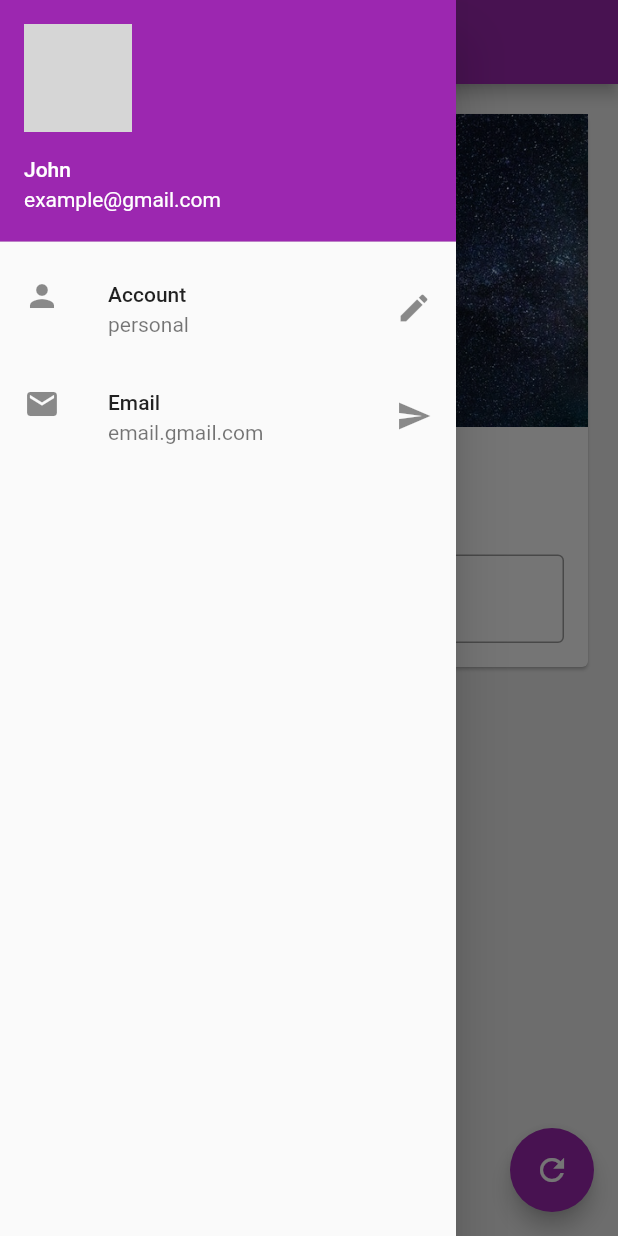
After one commit to maheshoz/learnig-flutter, a Flutter app: the screen it shows after launch, with the side drawer open, on a phone screen of 412 x 824 dp. The commit adds this screen. Run offline on Flutter 3.47's test engine with Material 2 defaults, Android fonts, the phone set to English and light mode, and no system bars; network calls fail; grey boxes are pictures that could not be loaded.

Commit message:
created dart widget files from main

```diff
--- /dev/null
+++ b/lib/Drawer.dart
@@ -0,0 +1,33 @@
+import 'package:flutter/material.dart';
+
+class MyDrawer extends StatelessWidget {
+  @override
+  Widget build(BuildContext context) {
+    return Drawer(
+        child: ListView(
+      padding: EdgeInsets.zero,
+      children: [
+        UserAccountsDrawerHeader(
+          accountName: Text("John"),
+          accountEmail: Text("example@gmail.com"),
+          currentAccountPicture: CircleAvatar(
+            backgroundImage:
+                NetworkImage("https://randomuser.me/api/portraits/men/97.jpg"),
+          ),
+        ),
+        ListTile(
+          leading: Icon(Icons.person),
+          title: Text("Account"),
+          subtitle: Text("personal"),
+          trailing: Icon(Icons.edit),
+        ),
+        ListTile(
+          leading: Icon(Icons.email),
+          title: Text("Email"),
+          subtitle: Text("email.gmail.com"),
+          trailing: Icon(Icons.send),
+        )
+      ],
+    ));
+  }
+}
--- /dev/null
+++ b/lib/bg_image.dart
@@ -0,0 +1,11 @@
+import 'package:flutter/material.dart';
+
+class BgImage extends StatelessWidget {
+  @override
+  Widget build(BuildContext context) {
+    return Image.asset(
+      "assets/bg2.jpg",
+      fit: BoxFit.cover,
+    );
+  }
+}
--- /dev/null
+++ b/lib/change_name_card.dart
@@ -0,0 +1,45 @@
+import 'package:flutter/material.dart';
+
+import 'bg_image.dart';
+
+class ChangeNameCard extends StatelessWidget {
+  const ChangeNameCard({
+    Key key,
+    @required this.myText,
+    @required TextEditingController nameController,
+  }) : _nameController = nameController, super(key: key);
+
+  final String myText;
+  final TextEditingController _nameController;
+
+  @override
+  Widget build(BuildContext context) {
+    return Column(
+      children: [
+        BgImage(),
+        SizedBox(
+          height: 20,
+        ),
+        Text(
+          myText,
+          style: TextStyle(fontSize: 25, fontWeight: FontWeight.bold),
+        ),
+        SizedBox(
+          height: 20,
+        ),
+        Padding(
+            padding: const EdgeInsets.all(16.0),
+            child: TextField(
+              controller: _nameController,
+              keyboardType: TextInputType.text,
+              // obscureText: true,
+              decoration: InputDecoration(
+                border: OutlineInputBorder(),
+                hintText: "Enter name",
+                labelText: "Name",
+              ),
+            )),
+      ],
+    );
+  }
+}
--- /dev/null
+++ b/lib/pages/home_page.dart
@@ -0,0 +1,47 @@
+import 'package:flutter/material.dart';
+
+import '../Drawer.dart';
+import '../change_name_card.dart';
+
+
+class HomePage extends StatefulWidget {
+  @override
+  _HomePageState createState() => _HomePageState();
+}
+
+class _HomePageState extends State<HomePage> {
+
+  TextEditingController _nameController = TextEditingController();
+  var myText = "Change me";
+
+  @override
+  void initState() {
+    super.initState();
+  }
+
+  @override
+  Widget build(BuildContext context) {
+    return Scaffold(
+      backgroundColor: Colors.grey[200],
+      appBar: AppBar(
+        title: Text("First App"),
+      ),
+      drawer: MyDrawer(),
+      body: Padding(
+        padding: const EdgeInsets.all(16.0),
+        child: SingleChildScrollView(
+          child: Card(
+            child: ChangeNameCard(myText: myText, nameController: _nameController),
+          ),
+        ),
+      ),
+      floatingActionButton: FloatingActionButton(
+        onPressed: () {
+          myText = _nameController.text;
+          setState(() {});
+        },
+        child: Icon(Icons.refresh),
+      ),
+    );
+  }
+}
```
Also changed, not shown: lib/main.dart (+3 -94 lines).
